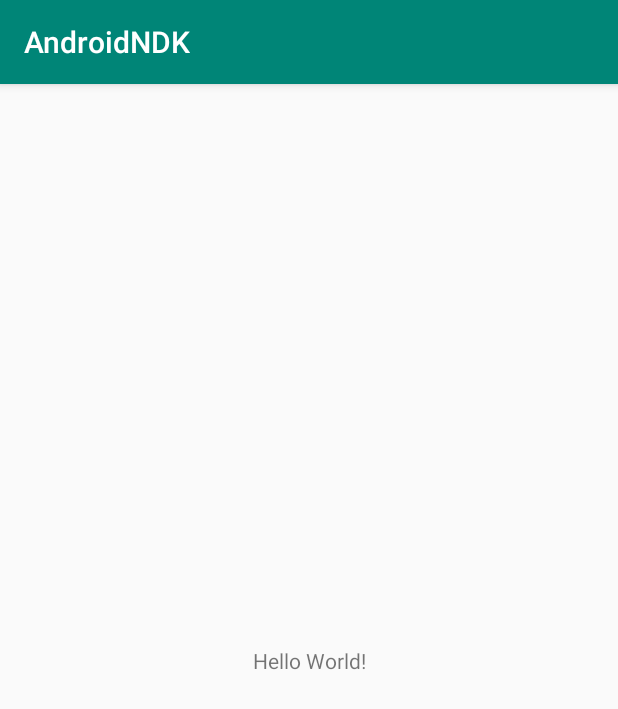
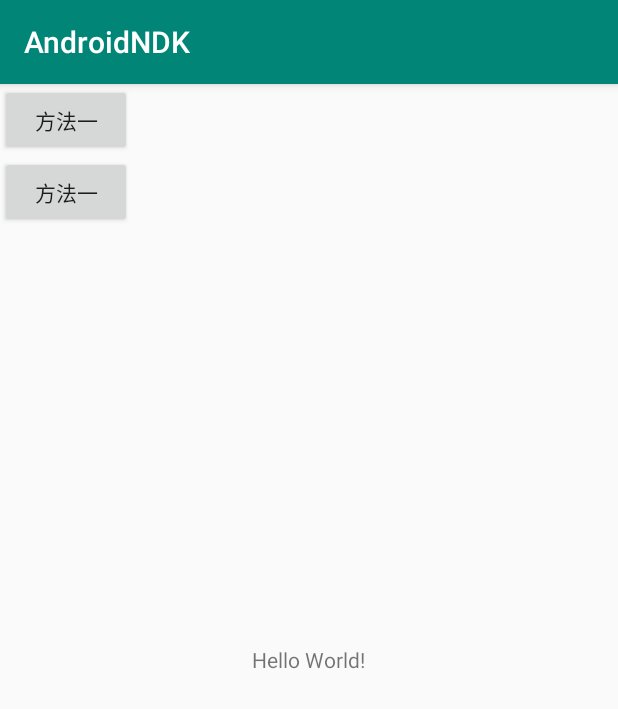
Before and after one commit to aserbao/AndroidNDK, an Android app: the screen it shows after launch (MainActivity), on a phone screen of 412 x 824 dp. Shown: the top 709 px of the screen. Run offline under Robolectric (Android 15) with nearby library versions, the phone set to English and light mode, and no system bars; our stand-ins replace ButterKnife.

Commit message:
JNI调用实体类对象成功

```diff
--- a/app/build.gradle
+++ b/app/build.gradle
@@ -36,4 +36,6 @@ dependencies {
     testImplementation 'junit:junit:4.12'
     androidTestImplementation 'com.android.support.test:runner:1.0.2'
     androidTestImplementation 'com.android.support.test.espresso:espresso-core:3.0.2'
+    implementation 'com.jakewharton:butterknife:8.4.0'
+    annotationProcessor 'com.jakewharton:butterknife-compiler:8.4.0'
 }
--- a/app/src/main/res/layout/activity_main.xml
+++ b/app/src/main/res/layout/activity_main.xml
@@ -1,5 +1,5 @@
 <?xml version="1.0" encoding="utf-8"?>
-<android.support.constraint.ConstraintLayout xmlns:android="http://schemas.android.com/apk/res/android"
+<FrameLayout xmlns:android="http://schemas.android.com/apk/res/android"
     xmlns:app="http://schemas.android.com/apk/res-auto"
     xmlns:tools="http://schemas.android.com/tools"
     android:layout_width="match_parent"
@@ -11,9 +11,21 @@
         android:layout_width="wrap_content"
         android:layout_height="wrap_content"
         android:text="Hello World!"
-        app:layout_constraintBottom_toBottomOf="parent"
-        app:layout_constraintLeft_toLeftOf="parent"
-        app:layout_constraintRight_toRightOf="parent"
-        app:layout_constraintTop_toTopOf="parent" />
+        android:layout_gravity="center"/>
+    <LinearLayout
+        android:orientation="vertical"
+        android:layout_width="wrap_content"
+        android:layout_height="wrap_content">
+        <Button
+            android:text="方法一"
+            android:id="@+id/method_one"
+            android:layout_width="wrap_content"
+            android:layout_height="wrap_content" />
+        <Button
+            android:text="方法一"
+            android:id="@+id/method_two"
+            android:layout_width="wrap_content"
+            android:layout_height="wrap_content" />
+    </LinearLayout>
 
-</android.support.constraint.ConstraintLayout>
+</FrameLayout>
```
Also changed, not shown: app/src/main/cpp/CMakeLists.txt (+5 -5 lines), app/src/main/java/com/example/androidndk/CarJNI.java (added, +44 -0 lines), app/src/main/java/com/example/androidndk/MainActivity.java (+38 -11 lines), 1 other file.
